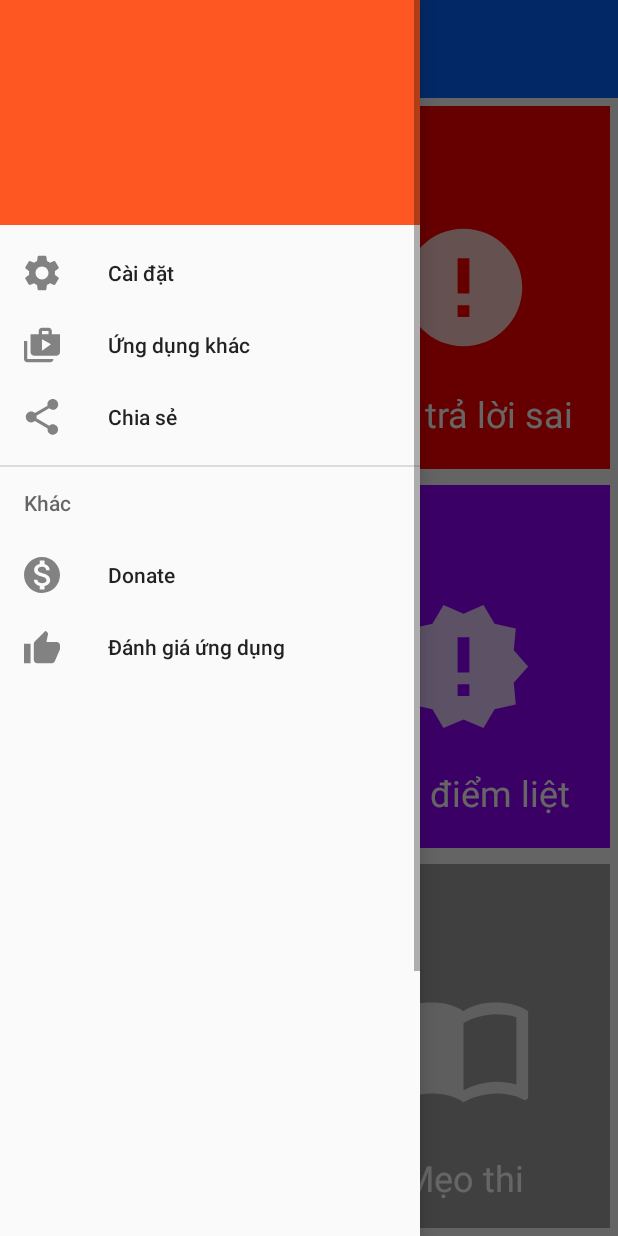
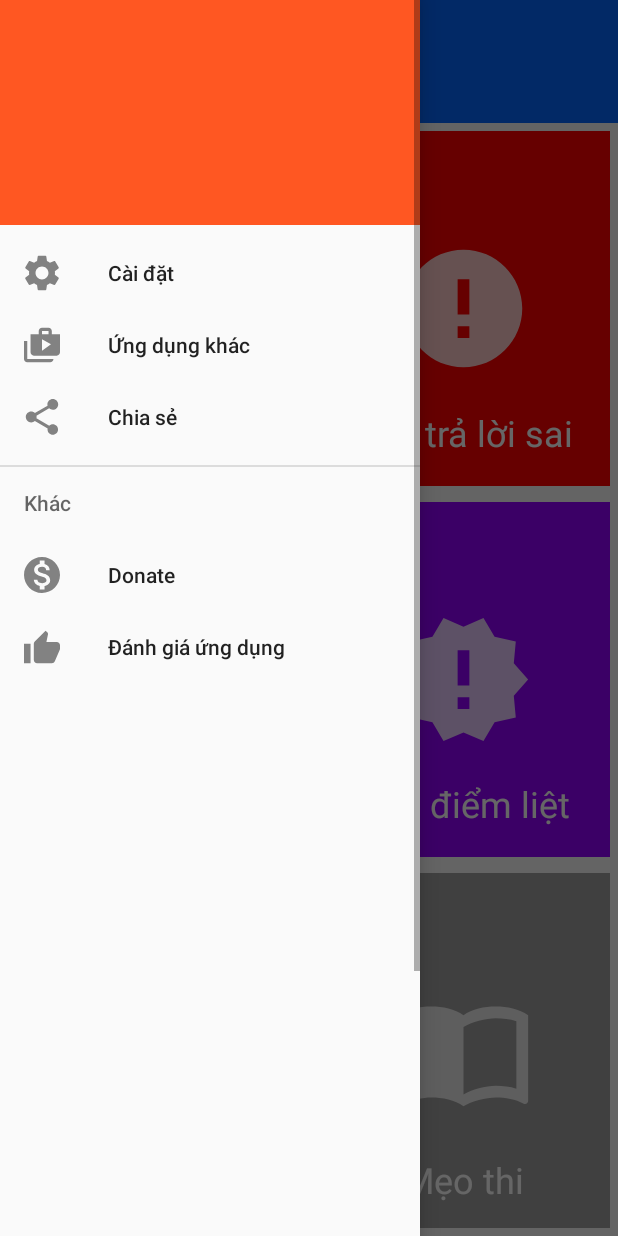
Before and after one commit to 637737vnua/android_app_thi_GPLX, an Android app: the screen it shows after launch (Home), with the side drawer open, on a phone screen of 412 x 824 dp. Run offline under Robolectric (Android 15) with nearby library versions, the phone set to English and light mode, and no system bars; Roboto replaces fonts that are not available here.

Commit message:
menu action bar

```diff
--- a/app/src/main/res/layout/activity_home.xml
+++ b/app/src/main/res/layout/activity_home.xml
@@ -38,11 +38,11 @@
             app:titleTextColor="@color/white"
             app:subtitleTextColor="@color/white"
             android:layout_height="0dp"
-            android:layout_weight="0.8">
+            android:layout_weight="1">
         </androidx.appcompat.widget.Toolbar>
 
         <LinearLayout
-            android:layout_weight="9.2"
+            android:layout_weight="9"
             android:id="@+id/linearLayout"
             android:layout_width="match_parent"
             android:layout_height="0dp"
```
